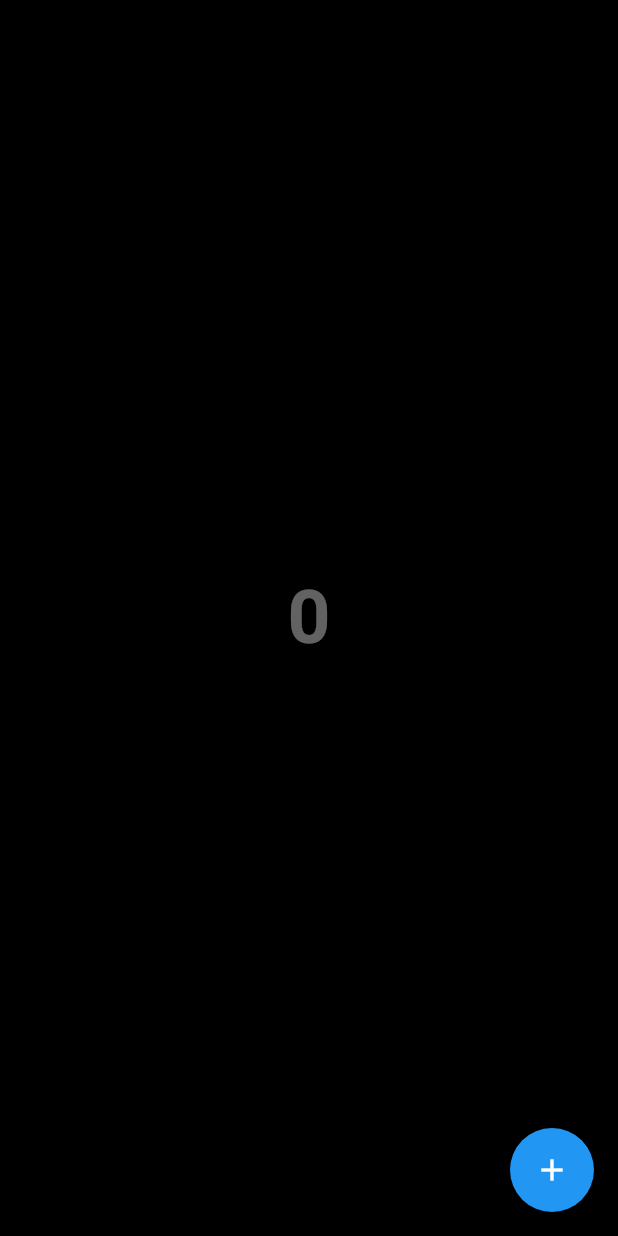
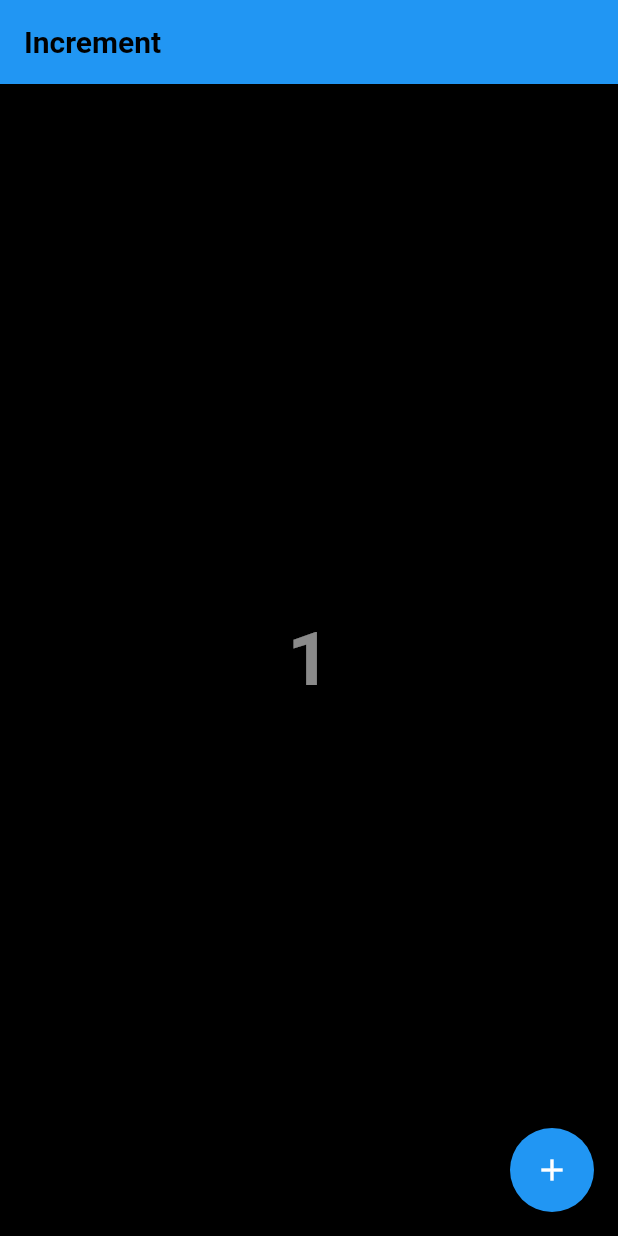
Before and after one commit to SHANIB-C-K/increment-flutter, a Flutter app: the screen it shows after launch, after a tap on the "add" icon, on a phone screen of 412 x 824 dp. Run offline on Flutter 3.47's test engine with Material 2 defaults, Android fonts, the light colour scheme and no system bars.

Commit message:
color themes and appbar added

```diff
--- a/lib/HomeScreen.dart
+++ b/lib/HomeScreen.dart
@@ -13,6 +13,15 @@ class _HomeScreenState extends State<HomeScreen> {
   @override
   Widget build(BuildContext context) {
     return Scaffold(
+      appBar: AppBar(
+        title: Text(
+          'Increment',
+          style: TextStyle(
+            fontWeight: FontWeight.bold,
+            color: Colors.black,
+          ),
+        ),
+      ),
       backgroundColor: Colors.black,
       body: Center(
         child: Column(
@@ -21,9 +30,10 @@ class _HomeScreenState extends State<HomeScreen> {
             Text(
               _counter.toString(),
               style: TextStyle(
-                  fontSize: 50,
-                  fontWeight: FontWeight.bold,
-                  color: Colors.white38),
+                fontSize: 50,
+                fontWeight: FontWeight.bold,
+                color: Colors.white54,
+              ),
             ),
           ],
         ),
@@ -32,7 +42,9 @@ class _HomeScreenState extends State<HomeScreen> {
         onPressed: () {
           //Incrementing Data
           print(_counter);
-          _counter = _counter + 1;
+          setState(() {
+            _counter = _counter + 1;
+          });
         },
         child: Icon(
           Icons.add,
```
